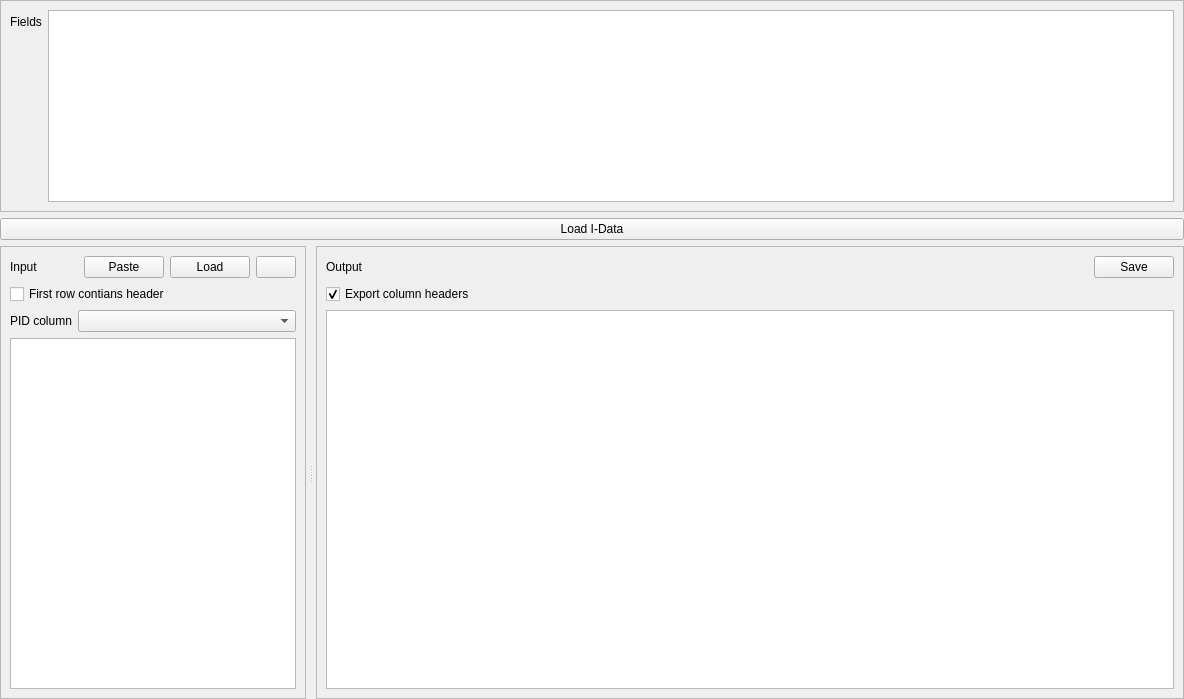
First picture: the form in src/main/LoaderPage.ui, repository volkarts-dev/ML-Reader, before the edit.
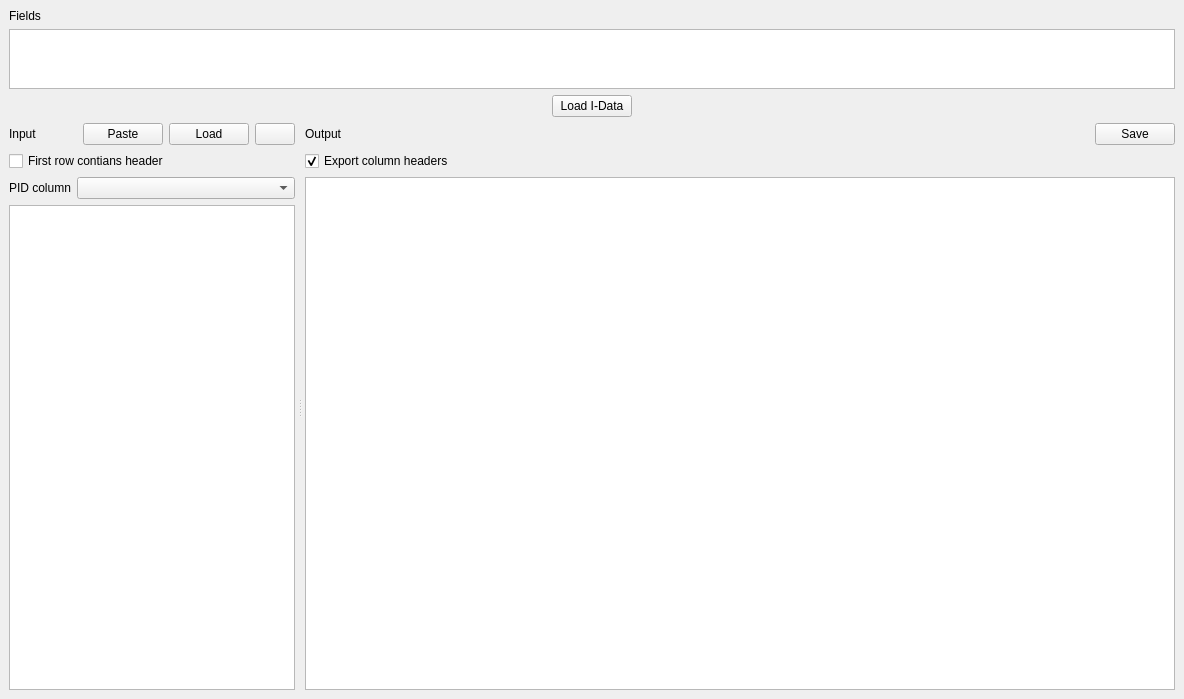
Second picture: the form after the edit. Icons and pictures are not drawn. Custom widgets are drawn as their Qt base class.

Diff of the .ui file:
```diff
--- a/src/main/LoaderPage.ui
+++ b/src/main/LoaderPage.ui
@@ -29,13 +29,10 @@
    <item>
     <widget class="QFrame" name="frame">
      <property name="frameShape">
-      <enum>QFrame::Shape::StyledPanel</enum>
+      <enum>QFrame::NoFrame</enum>
      </property>
-     <property name="frameShadow">
-      <enum>QFrame::Shadow::Sunken</enum>
-     </property>
-     <layout class="QFormLayout" name="formLayout">
-      <item row="0" column="0">
+     <layout class="QVBoxLayout" name="verticalLayout_2">
+      <item>
        <widget class="QLabel" name="label_6">
         <property name="text">
          <string>Fields</string>
@@ -45,7 +42,7 @@
         </property>
        </widget>
       </item>
-      <item row="0" column="1">
+      <item>
        <widget class="ListWidgetInput" name="fields">
         <property name="sizePolicy">
          <sizepolicy hsizetype="Expanding" vsizetype="Maximum">
@@ -53,6 +50,12 @@
           <verstretch>0</verstretch>
          </sizepolicy>
         </property>
+        <property name="maximumSize">
+         <size>
+          <width>16777215</width>
+          <height>60</height>
+         </size>
+        </property>
         <property name="editTriggers">
          <set>QAbstractItemView::EditTrigger::NoEditTriggers</set>
         </property>
@@ -67,8 +70,20 @@
         </property>
        </widget>
       </item>
-     </layout>
-    </widget>
+      <item>
+       <layout class="QHBoxLayout" name="horizontalLayout">
+        <item>
+         <spacer name="horizontalSpacer_4">
+          <property name="orientation">
+           <enum>Qt::Horizontal</enum>
+          </property>
+          <property name="sizeHint" stdset="0">
+           <size>
+            <width>40</width>
+            <height>20</height>
+           </size>
+          </property>
+         </spacer>
    </item>
    <item>
     <widget class="QPushButton" name="executeBtn">
@@ -84,6 +99,21 @@
     </widget>
    </item>
    <item>
+         <spacer name="horizontalSpacer_3">
+          <property name="orientation">
+           <enum>Qt::Horizontal</enum>
+          </property>
+          <property name="sizeHint" stdset="0">
+           <size>
+            <width>40</width>
+            <height>20</height>
+           </size>
+          </property>
+         </spacer>
+        </item>
+       </layout>
+      </item>
+      <item>
     <widget class="QSplitter" name="splitter">
      <property name="sizePolicy">
       <sizepolicy hsizetype="Expanding" vsizetype="Expanding">
@@ -105,12 +135,21 @@
        </sizepolicy>
       </property>
       <property name="frameShape">
-       <enum>QFrame::Shape::StyledPanel</enum>
-      </property>
-      <property name="frameShadow">
-       <enum>QFrame::Shadow::Sunken</enum>
+          <enum>QFrame::NoFrame</enum>
       </property>
       <layout class="QVBoxLayout" name="verticalLayout_5">
+          <property name="leftMargin">
+           <number>0</number>
+          </property>
+          <property name="topMargin">
+           <number>0</number>
+          </property>
+          <property name="rightMargin">
+           <number>0</number>
+          </property>
+          <property name="bottomMargin">
+           <number>0</number>
+          </property>
        <item>
         <layout class="QHBoxLayout" name="horizontalLayout_3">
          <item>
@@ -235,12 +274,21 @@
        </sizepolicy>
       </property>
       <property name="frameShape">
-       <enum>QFrame::Shape::StyledPanel</enum>
-      </property>
-      <property name="frameShadow">
-       <enum>QFrame::Shadow::Sunken</enum>
+          <enum>QFrame::NoFrame</enum>
       </property>
       <layout class="QVBoxLayout" name="verticalLayout_3">
+          <property name="leftMargin">
+           <number>0</number>
+          </property>
+          <property name="topMargin">
+           <number>0</number>
+          </property>
+          <property name="rightMargin">
+           <number>0</number>
+          </property>
+          <property name="bottomMargin">
+           <number>0</number>
+          </property>
        <item>
         <layout class="QHBoxLayout" name="horizontalLayout_2">
          <item>
@@ -327,6 +375,9 @@
        </item>
       </layout>
      </widget>
+       </widget>
+      </item>
+     </layout>
     </widget>
    </item>
   </layout>
```
Left out of the diff: 44 changed lines with no effect on the pictures. Lines whose indentation alone changed are shown as unchanged.
